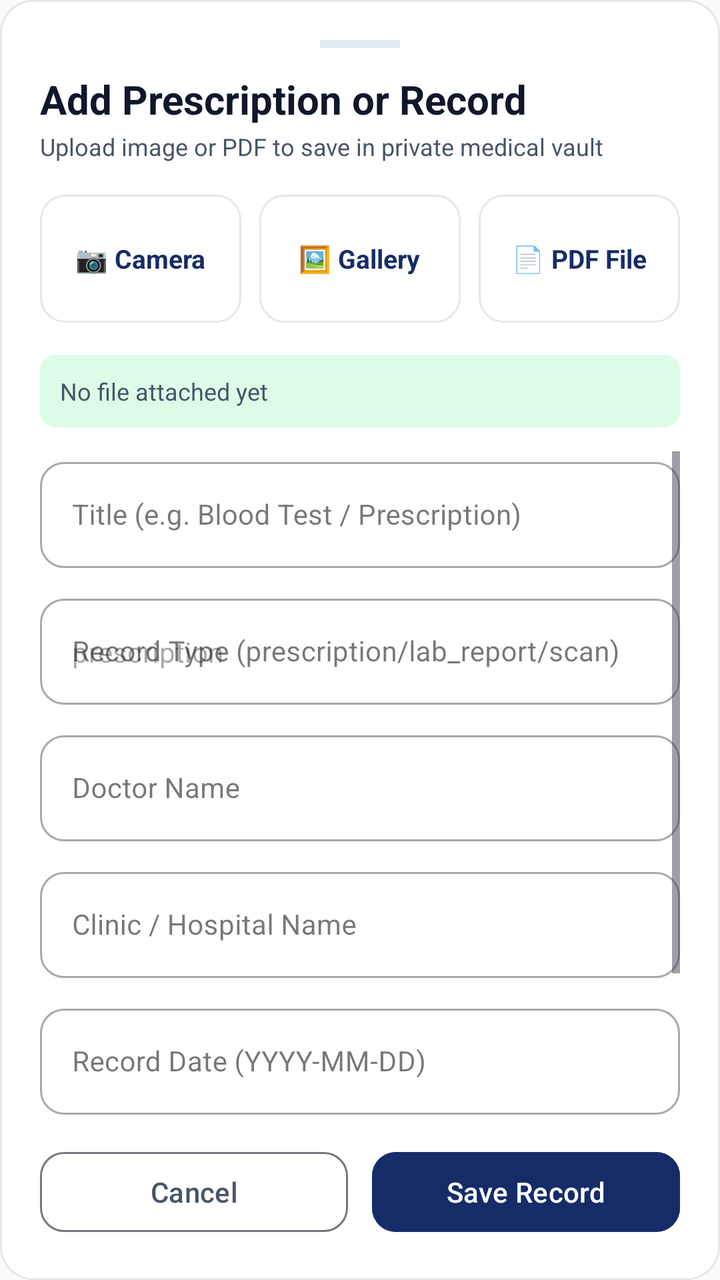
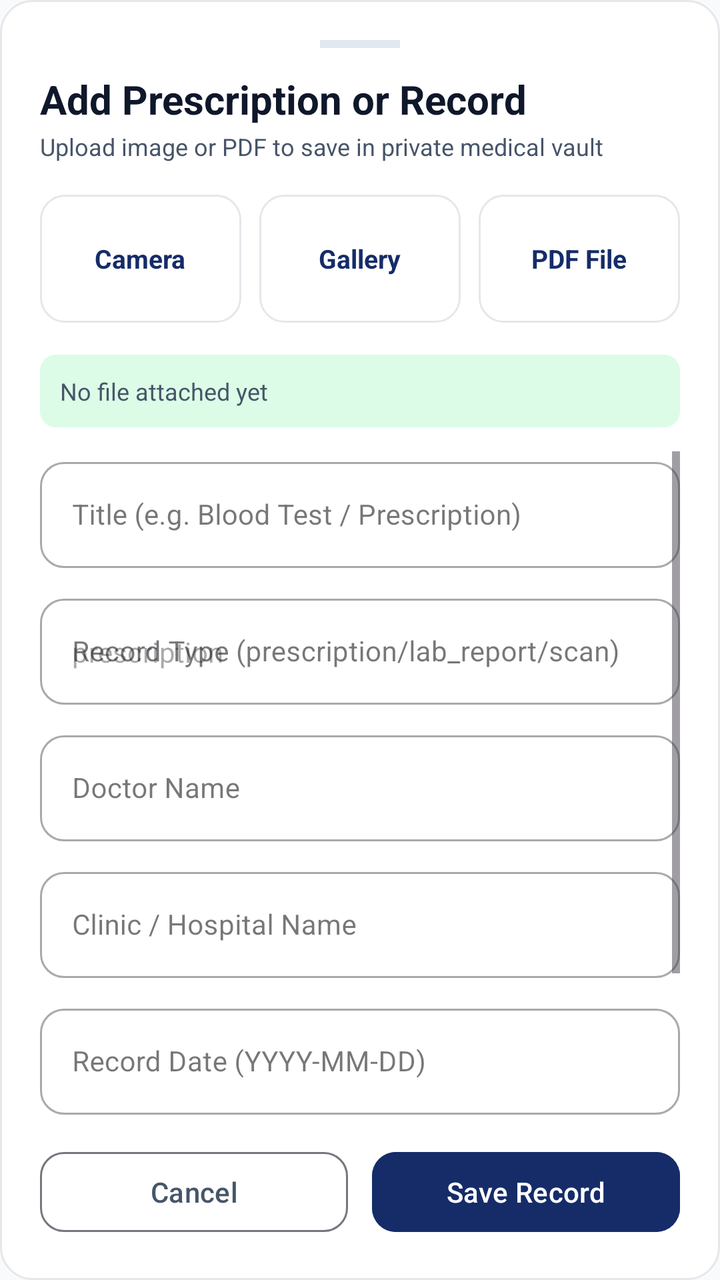

Before-and-after screenshots of an Android layout around one commit, followed by the original layout XML and the change that was made.
<!-- AndroidManifest.xml: application theme Theme.CareWell -->
<!-- res/layout/bottom_sheet_add_medical_record.xml -->
<?xml version="1.0" encoding="utf-8"?>
<LinearLayout xmlns:android="http://schemas.android.com/apk/res/android"
    xmlns:app="http://schemas.android.com/apk/res-auto"
    android:layout_width="match_parent"
    android:layout_height="wrap_content"
    android:background="@drawable/bg_rounded_card"
    android:orientation="vertical"
    android:padding="20dp">

    
    <View
        android:layout_width="40dp"
        android:layout_height="4dp"
        android:layout_gravity="center_horizontal"
        android:layout_marginBottom="12dp"
        android:background="@color/card_stroke" />

    <TextView
        android:layout_width="wrap_content"
        android:layout_height="wrap_content"
        android:text="Add Prescription or Record"
        android:textColor="@color/text_primary"
        android:textSize="20sp"
        android:textStyle="bold" />

    <TextView
        android:layout_width="wrap_content"
        android:layout_height="wrap_content"
        android:layout_marginTop="2dp"
        android:layout_marginBottom="16dp"
        android:text="Upload image or PDF to save in private medical vault"
        android:textColor="@color/text_secondary"
        android:textSize="12sp" />

    
    <LinearLayout
        android:layout_width="match_parent"
        android:layout_height="wrap_content"
        android:layout_marginBottom="16dp"
        android:orientation="horizontal">

        <LinearLayout
            android:id="@+id/btn_source_camera"
            android:layout_width="0dp"
            android:layout_height="64dp"
            android:layout_marginEnd="6dp"
            android:layout_weight="1"
            android:background="@drawable/bg_search_field"
            android:clickable="true"
            android:focusable="true"
            android:gravity="center"
            android:orientation="vertical">

            <TextView
                android:layout_width="wrap_content"
                android:layout_height="wrap_content"
                android:text="📷 Camera"
                android:textColor="@color/primary"
                android:textSize="13sp"
                android:textStyle="bold" />
        </LinearLayout>

        <LinearLayout
            android:id="@+id/btn_source_gallery"
            android:layout_width="0dp"
            android:layout_height="64dp"
            android:layout_marginHorizontal="3dp"
            android:layout_weight="1"
            android:background="@drawable/bg_search_field"
            android:clickable="true"
            android:focusable="true"
            android:gravity="center"
            android:orientation="vertical">

            <TextView
                android:layout_width="wrap_content"
                android:layout_height="wrap_content"
                android:text="🖼 Gallery"
                android:textColor="@color/primary"
                android:textSize="13sp"
                android:textStyle="bold" />
        </LinearLayout>

        <LinearLayout
            android:id="@+id/btn_source_pdf"
            android:layout_width="0dp"
            android:layout_height="64dp"
            android:layout_marginStart="6dp"
            android:layout_weight="1"
            android:background="@drawable/bg_search_field"
            android:clickable="true"
            android:focusable="true"
            android:gravity="center"
            android:orientation="vertical">

            <TextView
                android:layout_width="wrap_content"
                android:layout_height="wrap_content"
                android:text="📄 PDF File"
                android:textColor="@color/primary"
                android:textSize="13sp"
                android:textStyle="bold" />
        </LinearLayout>
    </LinearLayout>

    
    <TextView
        android:id="@+id/tv_file_selected_status"
        android:layout_width="match_parent"
        android:layout_height="wrap_content"
        android:layout_marginBottom="12dp"
        android:background="@drawable/bg_badge_verified"
        android:padding="10dp"
        android:text="No file attached yet"
        android:textColor="@color/text_secondary"
        android:textSize="12sp" />

    <ScrollView
        android:layout_width="match_parent"
        android:layout_height="0dp"
        android:layout_weight="1"
        android:maxHeight="340dp">

        <LinearLayout
            android:layout_width="match_parent"
            android:layout_height="wrap_content"
            android:orientation="vertical">

            
            <com.google.android.material.textfield.TextInputLayout
                style="@style/Widget.MaterialComponents.TextInputLayout.OutlinedBox"
                android:layout_width="match_parent"
                android:layout_height="wrap_content"
                android:layout_marginBottom="10dp"
                android:hint="Title (e.g. Blood Test / Prescription)"
                app:boxCornerRadiusBottomEnd="12dp"
                app:boxCornerRadiusBottomStart="12dp"
                app:boxCornerRadiusTopEnd="12dp"
                app:boxCornerRadiusTopStart="12dp">

                <com.google.android.material.textfield.TextInputEditText
                    android:id="@+id/et_record_title"
                    android:layout_width="match_parent"
                    android:layout_height="wrap_content"
                    android:inputType="textCapWords"
                    android:textColor="@color/text_primary"
                    android:textSize="14sp" />
            </com.google.android.material.textfield.TextInputLayout>

            
            <com.google.android.material.textfield.TextInputLayout
                style="@style/Widget.MaterialComponents.TextInputLayout.OutlinedBox"
                android:layout_width="match_parent"
                android:layout_height="wrap_content"
                android:layout_marginBottom="10dp"
                android:hint="Record Type (prescription/lab_report/scan)"
                app:boxCornerRadiusBottomEnd="12dp"
                app:boxCornerRadiusBottomStart="12dp"
                app:boxCornerRadiusTopEnd="12dp"
                app:boxCornerRadiusTopStart="12dp">

                <com.google.android.material.textfield.TextInputEditText
                    android:id="@+id/et_record_type"
                    android:layout_width="match_parent"
                    android:layout_height="wrap_content"
                    android:hint="prescription"
                    android:inputType="text"
                    android:textColor="@color/text_primary"
                    android:textSize="14sp" />
            </com.google.android.material.textfield.TextInputLayout>

            
            <com.google.android.material.textfield.TextInputLayout
                style="@style/Widget.MaterialComponents.TextInputLayout.OutlinedBox"
                android:layout_width="match_parent"
                android:layout_height="wrap_content"
                android:layout_marginBottom="10dp"
                android:hint="Doctor Name"
                app:boxCornerRadiusBottomEnd="12dp"
                app:boxCornerRadiusBottomStart="12dp"
                app:boxCornerRadiusTopEnd="12dp"
                app:boxCornerRadiusTopStart="12dp">

                <com.google.android.material.textfield.TextInputEditText
                    android:id="@+id/et_doctor_name"
                    android:layout_width="match_parent"
                    android:layout_height="wrap_content"
                    android:inputType="textPersonName"
                    android:textColor="@color/text_primary"
                    android:textSize="14sp" />
            </com.google.android.material.textfield.TextInputLayout>

            
            <com.google.android.material.textfield.TextInputLayout
                style="@style/Widget.MaterialComponents.TextInputLayout.OutlinedBox"
                android:layout_width="match_parent"
                android:layout_height="wrap_content"
                android:layout_marginBottom="10dp"
                android:hint="Clinic / Hospital Name"
                app:boxCornerRadiusBottomEnd="12dp"
                app:boxCornerRadiusBottomStart="12dp"
                app:boxCornerRadiusTopEnd="12dp"
                app:boxCornerRadiusTopStart="12dp">

                <com.google.android.material.textfield.TextInputEditText
                    android:id="@+id/et_clinic_name"
                    android:layout_width="match_parent"
                    android:layout_height="wrap_content"
                    android:inputType="text"
                    android:textColor="@color/text_primary"
                    android:textSize="14sp" />
            </com.google.android.material.textfield.TextInputLayout>

            
            <com.google.android.material.textfield.TextInputLayout
                style="@style/Widget.MaterialComponents.TextInputLayout.OutlinedBox"
                android:layout_width="match_parent"
                android:layout_height="wrap_content"
                android:layout_marginBottom="10dp"
                android:hint="Record Date (YYYY-MM-DD)"
                app:boxCornerRadiusBottomEnd="12dp"
                app:boxCornerRadiusBottomStart="12dp"
                app:boxCornerRadiusTopEnd="12dp"
                app:boxCornerRadiusTopStart="12dp">

                <com.google.android.material.textfield.TextInputEditText
                    android:id="@+id/et_record_date"
                    android:layout_width="match_parent"
                    android:layout_height="wrap_content"
                    android:inputType="date"
                    android:textColor="@color/text_primary"
                    android:textSize="14sp" />
            </com.google.android.material.textfield.TextInputLayout>

            
            <com.google.android.material.textfield.TextInputLayout
                style="@style/Widget.MaterialComponents.TextInputLayout.OutlinedBox"
                android:layout_width="match_parent"
                android:layout_height="wrap_content"
                android:layout_marginBottom="12dp"
                android:hint="Notes / Details"
                app:boxCornerRadiusBottomEnd="12dp"
                app:boxCornerRadiusBottomStart="12dp"
                app:boxCornerRadiusTopEnd="12dp"
                app:boxCornerRadiusTopStart="12dp">

                <com.google.android.material.textfield.TextInputEditText
                    android:id="@+id/et_notes"
                    android:layout_width="match_parent"
                    android:layout_height="wrap_content"
                    android:inputType="textMultiLine"
                    android:minLines="2"
                    android:textColor="@color/text_primary"
                    android:textSize="14sp" />
            </com.google.android.material.textfield.TextInputLayout>

        </LinearLayout>
    </ScrollView>

    
    <LinearLayout
        android:layout_width="match_parent"
        android:layout_height="wrap_content"
        android:layout_marginTop="12dp"
        android:orientation="horizontal">

        <com.google.android.material.button.MaterialButton
            android:id="@+id/btn_cancel_add"
            style="@style/Widget.Material3.Button.OutlinedButton"
            android:layout_width="0dp"
            android:layout_height="48dp"
            android:layout_marginEnd="6dp"
            android:layout_weight="1"
            android:text="Cancel"
            android:textColor="@color/text_secondary"
            app:cornerRadius="12dp" />

        <com.google.android.material.button.MaterialButton
            android:id="@+id/btn_save_record"
            android:layout_width="0dp"
            android:layout_height="48dp"
            android:layout_marginStart="6dp"
            android:layout_weight="1"
            android:backgroundTint="@color/primary"
            android:text="Save Record"
            android:textColor="@color/white"
            app:cornerRadius="12dp" />
    </LinearLayout>

</LinearLayout>
<!-- resources referenced by this layout -->
<resources>
  <color name="card_stroke">#E2E8F0</color>
  <color name="primary">#152C69</color>
  <color name="text_primary">#0F172A</color>
  <color name="text_secondary">#475569</color>
  <color name="white">#FFFFFF</color>
  <!-- drawable bg_badge_verified (drawable) -->
  <?xml version="1.0" encoding="utf-8"?>
  <shape xmlns:android="http://schemas.android.com/apk/res/android"
      android:shape="rectangle">
      <solid android:color="@color/success_light" />
      <corners android:radius="8dp" />
  </shape>
  <!-- drawable bg_rounded_card (drawable) -->
  <?xml version="1.0" encoding="utf-8"?>
  <shape xmlns:android="http://schemas.android.com/apk/res/android"
      android:shape="rectangle">
      <solid android:color="#FFFFFF" />
      <stroke
          android:width="1dp"
          android:color="#E5E7EB" />
      <corners android:radius="16dp" />
  </shape>
  <!-- drawable bg_search_field (drawable) -->
  <?xml version="1.0" encoding="utf-8"?>
  <shape xmlns:android="http://schemas.android.com/apk/res/android"
      android:shape="rectangle">
      <solid android:color="#FFFFFF" />
      <stroke
          android:width="1dp"
          android:color="#E5E7EB" />
      <corners android:radius="12dp" />
  </shape>
  <style name="Theme.CareWell" parent="Base.Theme.CareWell" />
  <color name="success_light">#DCFCE7</color>
  <style name="Base.Theme.CareWell" parent="Theme.Material3.Light.NoActionBar">
          <item name="colorPrimary">@color/primary</item>
          <item name="colorPrimaryVariant">@color/primary_dark</item>
          <item name="colorOnPrimary">@color/white</item>
          <item name="colorSecondary">@color/secondary</item>
          <item name="colorSecondaryVariant">@color/secondary</item>
          <item name="colorOnSecondary">@color/white</item>
          <item name="android:statusBarColor">@color/white</item>
          <item name="android:windowLightStatusBar">true</item>
          <item name="android:windowBackground">@color/background_light</item>
          <item name="colorSecondaryContainer">@color/primary_light</item>
          <item name="colorOnSecondaryContainer">@color/primary</item>
          <item name="android:navigationBarColor">@color/white</item>
          <item name="android:windowLightNavigationBar" tools:targetApi="o_mr1">true</item>
      </style>
  <color name="primary_dark">#0D1D47</color>
  <color name="secondary">#2563EB</color>
  <color name="background_light">#F8FAFC</color>
  <color name="primary_light">#EEF4FF</color>
</resources>

<!-- the commit's change to res/layout/bottom_sheet_add_medical_record.xml (unified diff, before → after) -->
@@ -54,7 +54,7 @@
             <TextView
                 android:layout_width="wrap_content"
                 android:layout_height="wrap_content"
-                android:text="📷 Camera"
+                android:text="Camera"
                 android:textColor="@color/primary"
                 android:textSize="13sp"
                 android:textStyle="bold" />
@@ -75,7 +75,7 @@
             <TextView
                 android:layout_width="wrap_content"
                 android:layout_height="wrap_content"
-                android:text="🖼 Gallery"
+                android:text="Gallery"
                 android:textColor="@color/primary"
                 android:textSize="13sp"
                 android:textStyle="bold" />
@@ -96,7 +96,7 @@
             <TextView
                 android:layout_width="wrap_content"
                 android:layout_height="wrap_content"
-                android:text="📄 PDF File"
+                android:text="PDF File"
                 android:textColor="@color/primary"
                 android:textSize="13sp"
                 android:textStyle="bold" />
